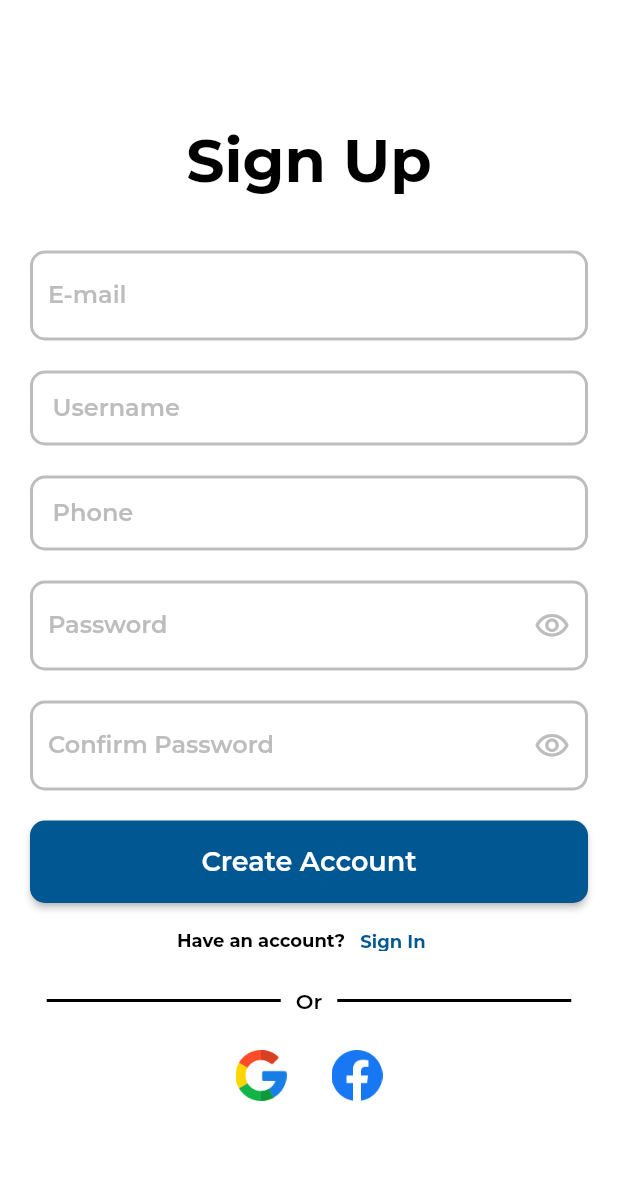
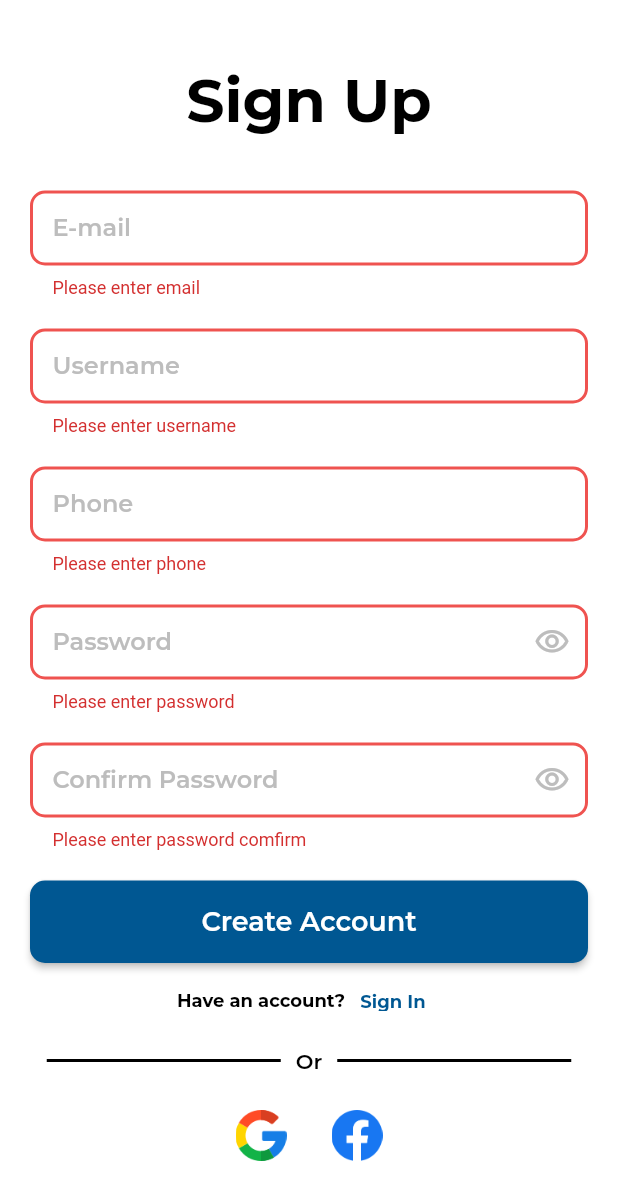
Before and after one commit to Ftittawat/CPE327-Project, a Flutter app: the Register screen opened directly, after a tap on "Create Account", on a phone screen of 412 x 824 dp. Shown: the top 1200 px of the screen. Run offline on Flutter 3.47's test engine with Material 2 defaults, Android fonts, the phone set to English and light mode, and no system bars; our stand-ins replace cloud_firestore, firebase_core, firebase_database, form_field_validator, google_fonts and 1 more; missing offline and left inert: dart:ffi; accounts and stored records are empty.

Commit message:
register add profile

```diff
--- a/lib/main.dart
+++ b/lib/main.dart
@@ -47,46 +47,46 @@ class _MyAppState extends State<MyApp> {
   @override
   Widget build(BuildContext context) {
     return MaterialApp(
-      // home: Register(),
-      home: Scaffold(
-        body: screens[currentIndex],
-        bottomNavigationBar: BottomNavigationBar(
-          currentIndex: currentIndex,
-          onTap: (index) => setState(() => currentIndex = index),
-          type: BottomNavigationBarType.fixed,
-          showSelectedLabels: false,
-          showUnselectedLabels: false,
-          selectedFontSize: 16.0,
-          unselectedFontSize: 12.0,
-          iconSize: 25,
-          selectedIconTheme: IconThemeData(color: Color(0xFF005792), size: 27),
-          selectedItemColor: Color(0xFF005792),
-          unselectedItemColor: Colors.grey.shade600,
-          backgroundColor: Colors.grey.shade200,
-          items: const <BottomNavigationBarItem>[
-            BottomNavigationBarItem(
-              icon: Icon(Icons.home),
-              label: 'Home',
-            ),
-            BottomNavigationBarItem(
-              icon: Icon(Icons.wysiwyg),
-              label: 'Ask for help',
-            ),
-            BottomNavigationBarItem(
-              icon: Icon(Icons.add_circle),
-              label: 'Add',
-            ),
-            BottomNavigationBarItem(
-              icon: Icon(Icons.notifications),
-              label: 'Notification',
-            ),
-            BottomNavigationBarItem(
-              icon: Icon(Icons.person),
-              label: 'Profile',
-            ),
-          ],
-        ),
-      ),
+      home: Register(),
+      // home: Scaffold(
+      //   body: screens[currentIndex],
+      //   bottomNavigationBar: BottomNavigationBar(
+      //     currentIndex: currentIndex,
+      //     onTap: (index) => setState(() => currentIndex = index),
+      //     type: BottomNavigationBarType.fixed,
+      //     showSelectedLabels: false,
+      //     showUnselectedLabels: false,
+      //     selectedFontSize: 16.0,
+      //     unselectedFontSize: 12.0,
+      //     iconSize: 25,
+      //     selectedIconTheme: IconThemeData(color: Color(0xFF005792), size: 27),
+      //     selectedItemColor: Color(0xFF005792),
+      //     unselectedItemColor: Colors.grey.shade600,
+      //     backgroundColor: Colors.grey.shade200,
+      //     items: const <BottomNavigationBarItem>[
+      //       BottomNavigationBarItem(
+      //         icon: Icon(Icons.home),
+      //         label: 'Home',
+      //       ),
+      //       BottomNavigationBarItem(
+      //         icon: Icon(Icons.wysiwyg),
+      //         label: 'Ask for help',
+      //       ),
+      //       BottomNavigationBarItem(
+      //         icon: Icon(Icons.add_circle),
+      //         label: 'Add',
+      //       ),
+      //       BottomNavigationBarItem(
+      //         icon: Icon(Icons.notifications),
+      //         label: 'Notification',
+      //       ),
+      //       BottomNavigationBarItem(
+      //         icon: Icon(Icons.person),
+      //         label: 'Profile',
+      //       ),
+      //     ],
+      //   ),
+      // ),
     );
   }
 }
--- /dev/null
+++ b/lib/models/profile.dart
@@ -0,0 +1,15 @@
+class Profiles {
+  String email;
+  String username;
+  String phone;
+  String password;
+  String confirmpassword;
+
+  Profiles({
+    required this.email,
+    required this.username,
+    required this.phone,
+    required this.password,
+    required this.confirmpassword,
+  });
+}
--- a/lib/screens/register.dart
+++ b/lib/screens/register.dart
@@ -1,6 +1,11 @@
+import 'package:cloud_firestore/cloud_firestore.dart';
+import 'package:firebase_core/firebase_core.dart';
 import 'package:flutter/material.dart';
+import 'package:form_field_validator/form_field_validator.dart';
 import 'package:google_fonts/google_fonts.dart';
+import 'package:helpee/models/profile.dart';
 import 'package:helpee/screens/login.dart';
+import 'package:helpee/screens/profile.dart';
 
 class Register extends StatefulWidget {
   const Register({super.key});
@@ -12,10 +17,22 @@ class Register extends StatefulWidget {
 const darkblue = Color(0xFF005792);
 
 class _RegisterState extends State<Register> {
+  final formKey = GlobalKey<FormState>();
 
+  final Future<FirebaseApp> firebase = Firebase.initializeApp();
+  CollectionReference _profilesCollection =
+      FirebaseFirestore.instance.collection("profiles");
+  //controller
+  final emailController = TextEditingController();
+  final usernameController = TextEditingController();
+  final phoneController = TextEditingController();
+  final passwordController = TextEditingController();
+  final confirmpasswordController = TextEditingController();
 
   Widget emailBox() {
-    return TextField(
+    return TextFormField(
+      validator: RequiredValidator(errorText: "Please enter email"),
+      controller: emailController,
       keyboardType: TextInputType.emailAddress,
       style: GoogleFonts.montserrat(
           fontSize: 16, fontWeight: FontWeight.w500, color: Colors.black),
@@ -25,8 +42,12 @@ class _RegisterState extends State<Register> {
               fontSize: 16,
               fontWeight: FontWeight.w600,
               color: Colors.grey.shade400),
+          contentPadding: EdgeInsets.symmetric(vertical: 15, horizontal: 15),
           enabledBorder: OutlineInputBorder(
               borderSide: BorderSide(width: 2.0, color: Colors.grey.shade400),
+              borderRadius: BorderRadius.circular(10)),
+          errorBorder: OutlineInputBorder(
+              borderSide: BorderSide(width: 2.0, color: Colors.red.shade400),
               borderRadius: BorderRadius.circular(10)),
           focusedBorder: OutlineInputBorder(
               borderSide: BorderSide(width: 2.0, color: Color(0xFF005792)),
@@ -35,7 +56,9 @@ class _RegisterState extends State<Register> {
   }
 
   Widget usernamebox() {
-    return TextField(
+    return TextFormField(
+      validator: RequiredValidator(errorText: "Please enter username"),
+      controller: usernameController,
       style: GoogleFonts.montserrat(
           fontSize: 16, fontWeight: FontWeight.w500, color: Colors.black),
       decoration: InputDecoration(
@@ -48,6 +71,9 @@ class _RegisterState extends State<Register> {
           enabledBorder: OutlineInputBorder(
               borderSide: BorderSide(width: 2.0, color: Colors.grey.shade400),
               borderRadius: BorderRadius.circular(10)),
+          errorBorder: OutlineInputBorder(
+              borderSide: BorderSide(width: 2.0, color: Colors.red.shade400),
+              borderRadius: BorderRadius.circular(10)),
           focusedBorder: OutlineInputBorder(
               borderSide: BorderSide(width: 2.0, color: Color(0xFF005792)),
               borderRadius: BorderRadius.circular(10))),
@@ -56,6 +82,8 @@ class _RegisterState extends State<Register> {
 
   Widget phonebox() {
     return TextFormField(
+      validator: RequiredValidator(errorText: "Please enter phone"),
+      controller: phoneController,
       keyboardType: TextInputType.phone,
       style: GoogleFonts.montserrat(
           fontSize: 16, fontWeight: FontWeight.w500, color: Colors.black),
@@ -68,6 +96,9 @@ class _RegisterState extends State<Register> {
           contentPadding: EdgeInsets.symmetric(vertical: 15, horizontal: 15),
           enabledBorder: OutlineInputBorder(
               borderSide: BorderSide(width: 2.0, color: Colors.grey.shade400),
+              borderRadius: BorderRadius.circular(10)),
+          errorBorder: OutlineInputBorder(
+              borderSide: BorderSide(width: 2.0, color: Colors.red.shade400),
               borderRadius: BorderRadius.circular(10)),
           focusedBorder: OutlineInputBorder(
               borderSide: BorderSide(width: 2.0, color: Color(0xFF005792)),
@@ -86,6 +117,8 @@ class _RegisterState extends State<Register> {
 
   Widget passwordBox() {
     return TextFormField(
+      validator: RequiredValidator(errorText: "Please enter password"),
+      controller: passwordController,
       obscureText: _isObscuredpassword,
       keyboardType: TextInputType.visiblePassword,
       style: GoogleFonts.montserrat(
@@ -96,8 +129,12 @@ class _RegisterState extends State<Register> {
               fontSize: 16,
               fontWeight: FontWeight.w600,
               color: Colors.grey.shade400),
+          contentPadding: EdgeInsets.symmetric(vertical: 15, horizontal: 15),
           enabledBorder: OutlineInputBorder(
               borderSide: BorderSide(width: 2.0, color: Colors.grey.shade400),
+              borderRadius: BorderRadius.circular(10)),
+          errorBorder: OutlineInputBorder(
+              borderSide: BorderSide(width: 2.0, color: Colors.red.shade400),
               borderRadius: BorderRadius.circular(10)),
           focusedBorder: OutlineInputBorder(
               borderSide: BorderSide(width: 2.0, color: Color(0xFF005792)),
@@ -120,6 +157,8 @@ class _RegisterState extends State<Register> {
 
   Widget passwordConfirmBox() {
     return TextFormField(
+      validator: RequiredValidator(errorText: "Please enter password comfirm"),
+      controller: confirmpasswordController,
       obscureText: _isObscuredconfirmpassword,
       keyboardType: TextInputType.visiblePassword,
       style: GoogleFonts.montserrat(
@@ -130,8 +169,12 @@ class _RegisterState extends State<Register> {
               fontSize: 16,
               fontWeight: FontWeight.w600,
               color: Colors.grey.shade400),
+          contentPadding: EdgeInsets.symmetric(vertical: 15, horizontal: 15),
           enabledBorder: OutlineInputBorder(
               borderSide: BorderSide(width: 2.0, color: Colors.grey.shade400),
+              borderRadius: BorderRadius.circular(10)),
+          errorBorder: OutlineInputBorder(
+              borderSide: BorderSide(width: 2.0, color: Colors.red.shade400),
               borderRadius: BorderRadius.circular(10)),
           focusedBorder: OutlineInputBorder(
               borderSide: BorderSide(width: 2.0, color: Color(0xFF005792)),
@@ -240,7 +283,37 @@ class _RegisterState extends State<Register> {
 
   Widget signupButton() {
     return ElevatedButton(
-      onPressed: () {},
+      onPressed: () async {
+        if (formKey.currentState!.validate()) {
+          var email = emailController.text;
+          var username = usernameController.text;
+          var phone = phoneController.text;
+          var password = passwordController.text;
+          var confirmpassword = confirmpasswordController.text;
+
+          Profiles statement = Profiles(
+              email: email,
+              username: username,
+              phone: phone,
+              password: password,
+              confirmpassword: confirmpassword);
+
+          print(statement.email);
+          print(statement.username);
+          print(statement.phone);
+          print(statement.password);
+          print(statement.confirmpassword);
+
+          await _profilesCollection.add({
+            "Email": statement.email,
+            "Username": statement.username,
+            "Phone": statement.phone,
+            "Password": statement.password,
+            "Confirmpassword": statement.confirmpassword
+          });
+          formKey.currentState!.reset();
+        }
+      },
       style: ElevatedButton.styleFrom(
           backgroundColor: Color(0xFF005792),
           shape:
@@ -260,6 +333,18 @@ class _RegisterState extends State<Register> {
 
   @override
   Widget build(BuildContext context) {
+    return FutureBuilder(
+      future: firebase,
+      builder: (context, snapshot) {
+        if (snapshot.hasError) {
+          return Scaffold(
+            appBar: AppBar(title: Text("Error")),
+            body: Center(
+              child: Text("${snapshot.error}"),
+            ),
+          );
+        }
+        if (snapshot.connectionState == ConnectionState.done) {
           return Padding(
             padding: const EdgeInsets.fromLTRB(0, 0, 0, 0),
             child: Scaffold(
@@ -268,6 +353,7 @@ class _RegisterState extends State<Register> {
                   child: Center(
                     child: SingleChildScrollView(
                       child: Form(
+                        key: formKey,
                         child: Column(
                           mainAxisAlignment: MainAxisAlignment.center,
                           children: [
@@ -340,4 +426,12 @@ class _RegisterState extends State<Register> {
                 )),
           );
         }
+        return Scaffold(
+          body: Center(
+            child: CircularProgressIndicator(),
+          ),
+        );
+      },
+    );
   }
+}
```
Also changed, not shown: pubspec.lock. Lines whose indentation alone changed are shown as unchanged.
